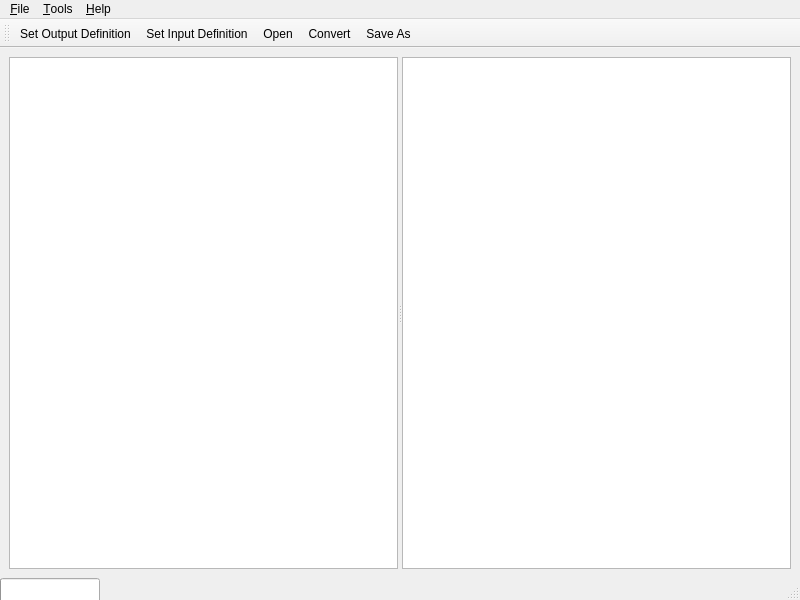
Qt form mainwindow.ui (opus4711/htmlatex) before a commit.
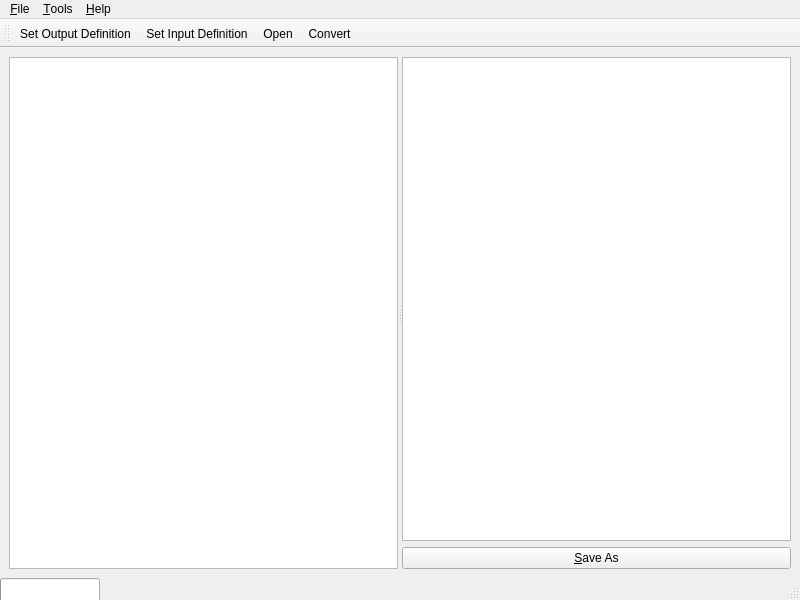
The same form after that commit. Icons and pictures are not drawn.

Commit message: MainWindow : pushButton_Save_As added

```diff
--- a/mainwindow.ui
+++ b/mainwindow.ui
@@ -30,7 +30,20 @@
        <enum>Qt::Horizontal</enum>
       </property>
       <widget class="QTreeView" name="treeView"/>
-      <widget class="QTextEdit" name="textEdit"/>
+      <widget class="QWidget" name="widget_Right">
+       <layout class="QVBoxLayout" name="vBoxLayout">
+        <item>
+         <widget class="QTextEdit" name="textEdit"/>
+        </item>
+        <item>
+         <widget class="QPushButton" name="pushButton_Save_As">
+          <property name="text">
+           <string>&amp;Save As</string>
+          </property>
+         </widget>
+        </item>
+       </layout>
+      </widget>
      </widget>
     </item>
    </layout>
@@ -100,7 +113,6 @@
    <addaction name="actionSet_Input_Definition"/>
    <addaction name="action_Open"/>
    <addaction name="action_Convert"/>
-   <addaction name="action_Save_As"/>
   </widget>
   <action name="action_Quit">
    <property name="icon">
```
